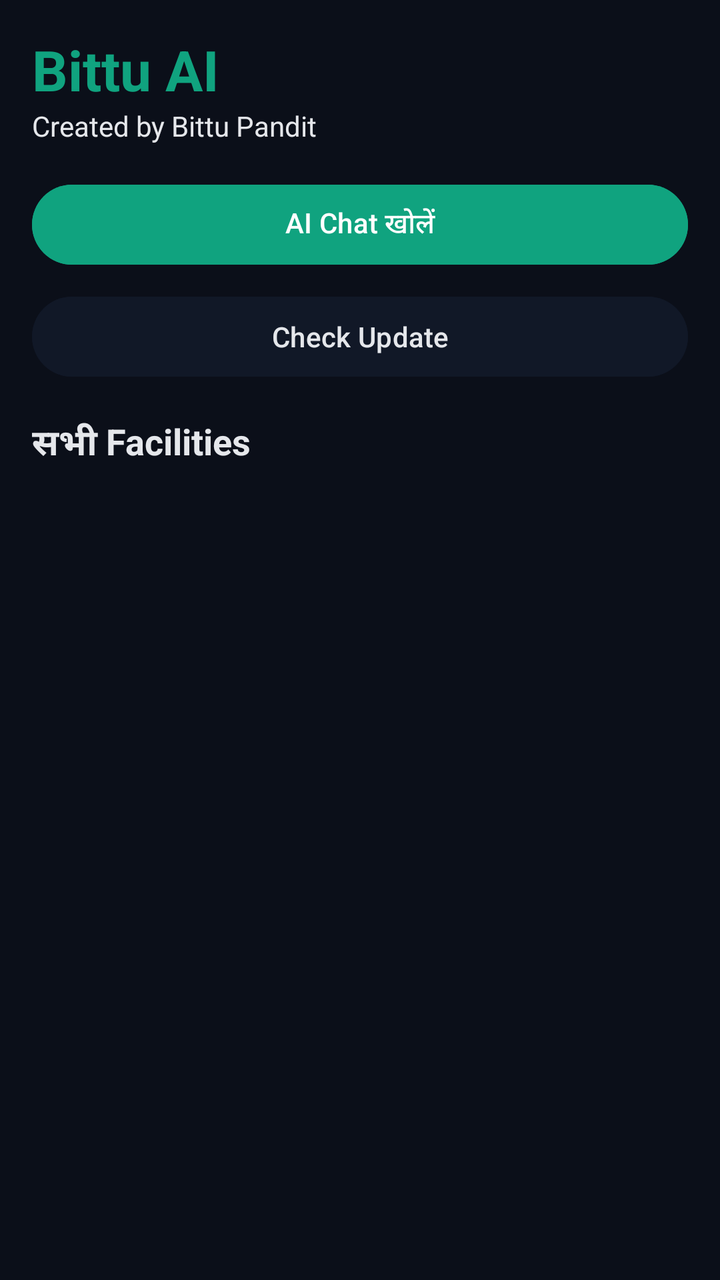
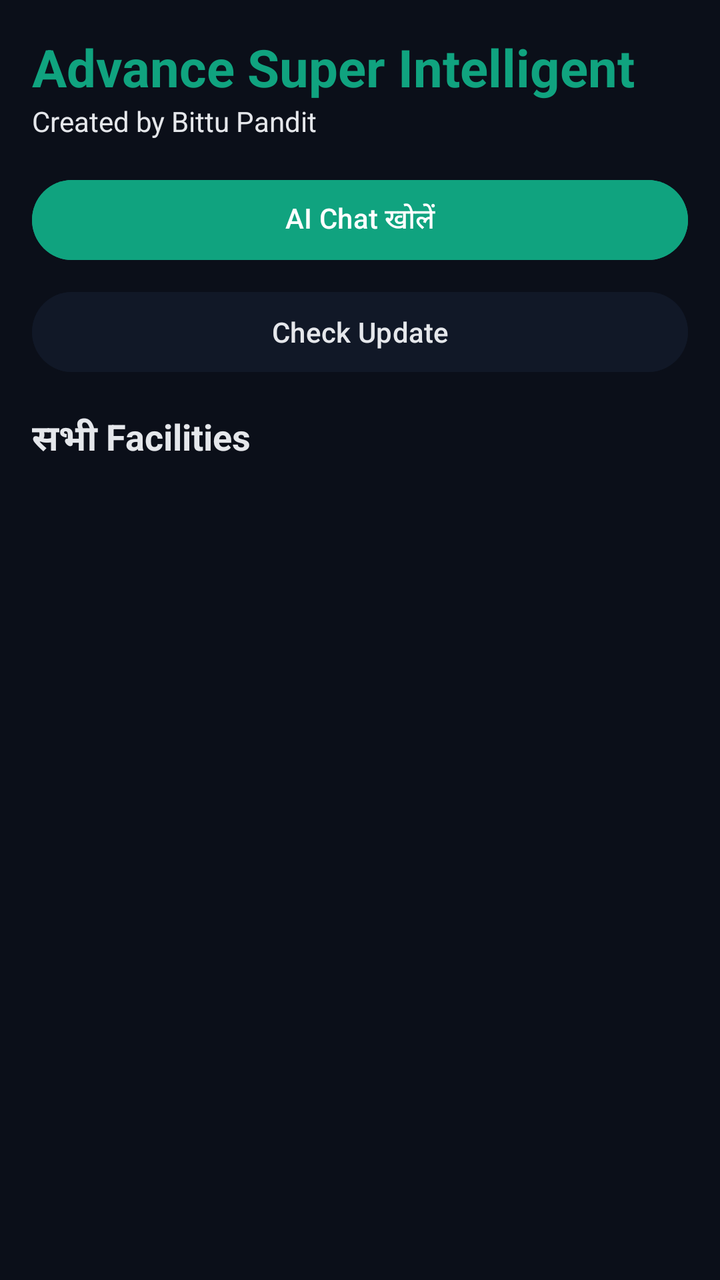

Before-and-after screenshots of an Android layout around one commit, followed by the original layout XML and the change that was made.
<!-- AndroidManifest.xml: application theme Theme.BittuAI -->
<!-- res/layout/activity_home.xml -->
<?xml version="1.0" encoding="utf-8"?>
<LinearLayout xmlns:android="http://schemas.android.com/apk/res/android"
    android:layout_width="match_parent"
    android:layout_height="match_parent"
    android:background="@color/bittu_background"
    android:orientation="vertical"
    android:padding="16dp">

    <TextView
        android:layout_width="match_parent"
        android:layout_height="wrap_content"
        android:text="Bittu AI"
        android:textColor="@color/bittu_green"
        android:textSize="28sp"
        android:textStyle="bold" />

    <TextView
        android:layout_width="match_parent"
        android:layout_height="wrap_content"
        android:text="Created by Bittu Pandit"
        android:textColor="@color/bittu_text" />

    <Button
        android:id="@+id/openChatButton"
        android:layout_width="match_parent"
        android:layout_height="wrap_content"
        android:layout_marginTop="16dp"
        android:backgroundTint="@color/bittu_green"
        android:text="AI Chat खोलें"
        android:textColor="#FFFFFF" />

    <Button
        android:id="@+id/checkUpdateButton"
        android:layout_width="match_parent"
        android:layout_height="wrap_content"
        android:layout_marginTop="8dp"
        android:backgroundTint="@color/bittu_surface"
        android:text="Check Update"
        android:textColor="@color/bittu_text" />

    <TextView
        android:layout_width="match_parent"
        android:layout_height="wrap_content"
        android:layout_marginTop="16dp"
        android:text="सभी Facilities"
        android:textColor="@color/bittu_text"
        android:textSize="18sp"
        android:textStyle="bold" />

    <ScrollView
        android:layout_width="match_parent"
        android:layout_height="0dp"
        android:layout_marginTop="8dp"
        android:layout_weight="1">

        <GridLayout
            android:id="@+id/featureGrid"
            android:layout_width="match_parent"
            android:layout_height="wrap_content"
            android:columnCount="2"
            android:useDefaultMargins="true" />
    </ScrollView>

</LinearLayout>
<!-- resources referenced by this layout -->
<resources>
  <color name="bittu_background">#0B0F19</color>
  <color name="bittu_green">#10A37F</color>
  <color name="bittu_surface">#111827</color>
  <color name="bittu_text">#E5E7EB</color>
  <style name="Theme.BittuAI" parent="Theme.Material3.Dark.NoActionBar">
          <item name="colorPrimary">@color/bittu_green</item>
          <item name="android:statusBarColor">@color/bittu_background</item>
          <item name="android:navigationBarColor">@color/bittu_background</item>
      </style>
</resources>

<!-- the commit's change to res/layout/activity_home.xml (unified diff, before → after) -->
@@ -9,9 +9,9 @@
     <TextView
         android:layout_width="match_parent"
         android:layout_height="wrap_content"
-        android:text="Bittu AI"
+        android:text="Advance Super Intelligent"
         android:textColor="@color/bittu_green"
-        android:textSize="28sp"
+        android:textSize="26sp"
         android:textStyle="bold" />
 
     <TextView
